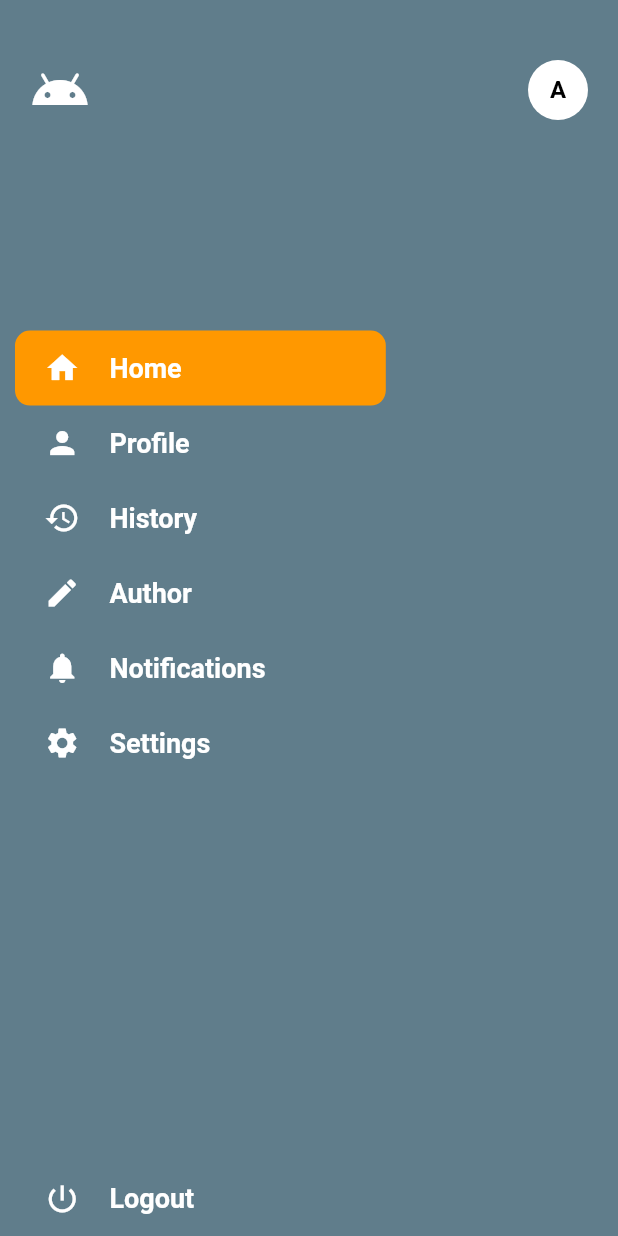
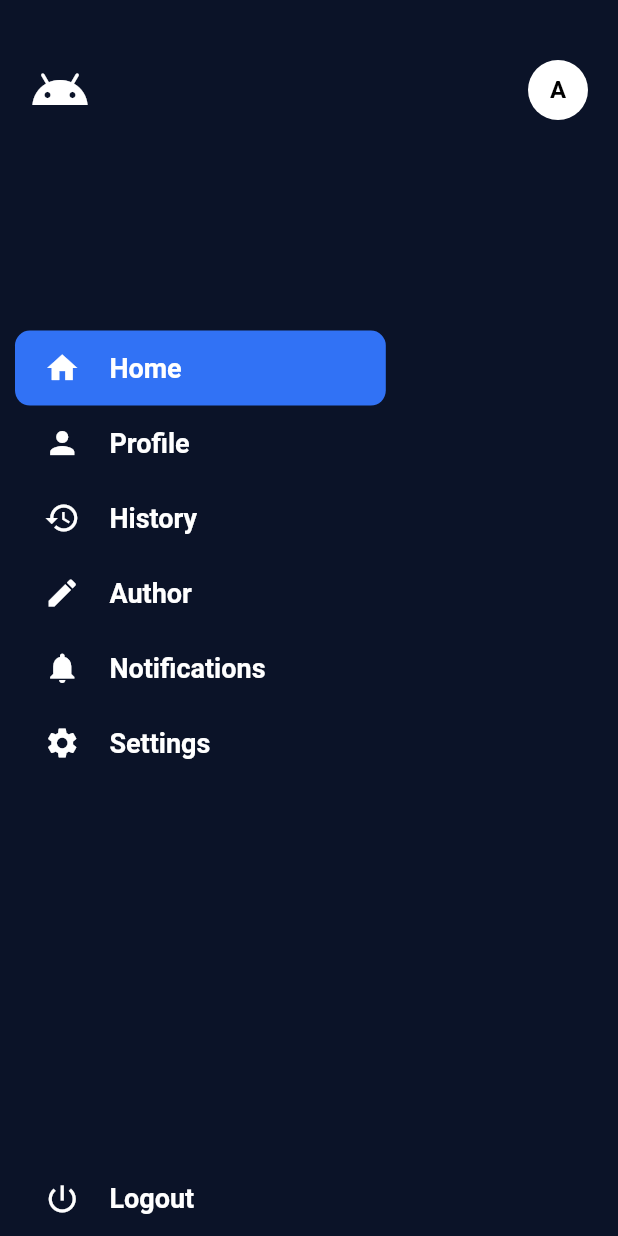
Before and after one commit to CoDi-YaPa/Messiah, a Flutter app: the BackPage screen opened directly, on a phone screen of 412 x 824 dp. Run offline on Flutter 3.47's test engine with Material 2 defaults, Android fonts, the light colour scheme and no system bars; our stand-ins replace auto_size_text.

Commit message:
added Color changes to app Drawer

```diff
--- a/messiah_app/lib/Screens/BackPage.dart
+++ b/messiah_app/lib/Screens/BackPage.dart
@@ -1,5 +1,6 @@
 import 'package:flutter/material.dart';
 import 'package:messiah_app/CustomWidgets/Nav_items.dart';
+import 'package:messiah_app/themes/app_color.dart';
 
 class BackPage extends StatefulWidget {
   @override
@@ -10,7 +11,7 @@ class _BackPageState extends State<BackPage> {
   @override
   Widget build(BuildContext context) {
     return Scaffold(
-      backgroundColor: Colors.blueGrey,
+      backgroundColor: AppColor.bodyColorDark,
       body: Column(
         mainAxisAlignment: MainAxisAlignment.spaceBetween,
         crossAxisAlignment: CrossAxisAlignment.start,
@@ -45,7 +46,7 @@ class _BackPageState extends State<BackPage> {
               children: <Widget>[
                 Container(
                   decoration: BoxDecoration(
-                    color: Colors.orange,
+                    color: AppColor.buttonBackgroundColorDark,
                     borderRadius: BorderRadius.circular(10.0)
                   ),
                   child: MenuItem(
```
Also changed, not shown: messiah_app/lib/Screens/FrontPage.dart (+13 -12 lines).
